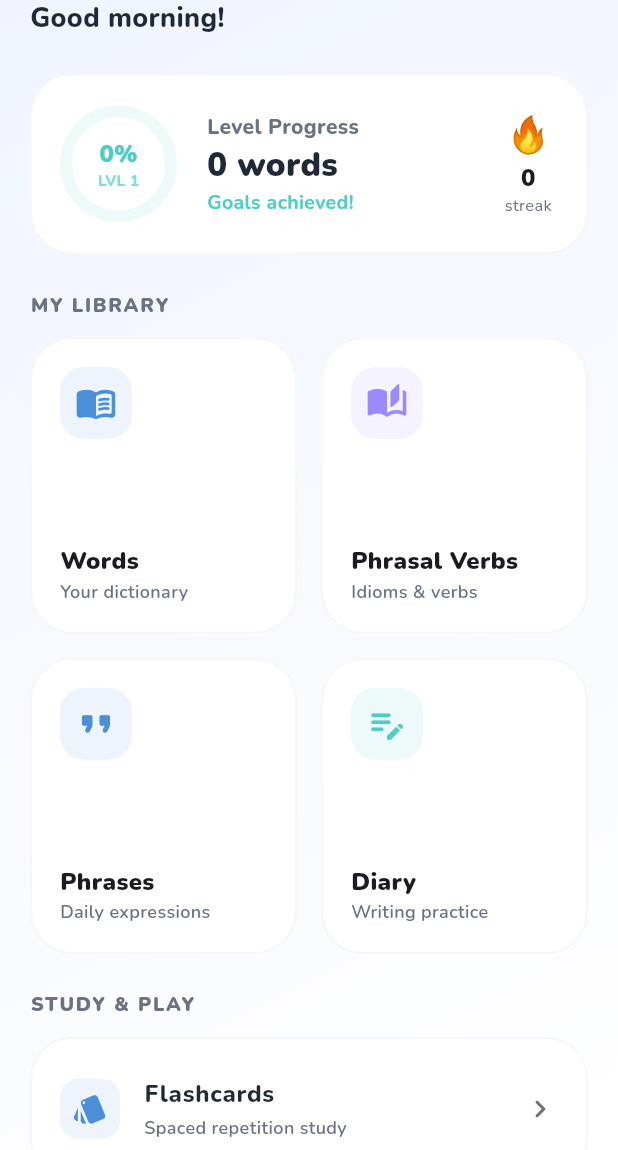
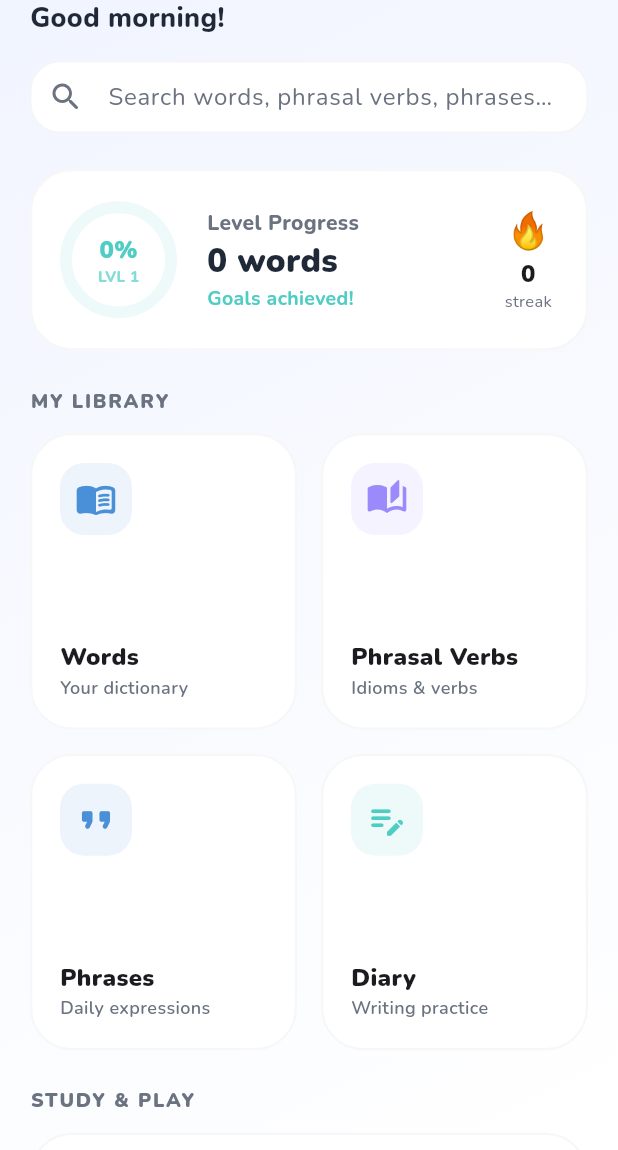
Before and after one commit to jrochaandrade/dailyEnglish, a Flutter app: the screen it shows after launch, on a phone screen of 412 x 824 dp, the part 86-1236 px from its top. Run offline on Flutter 3.47's test engine with Material 3 defaults, Android fonts, the phone set to English and light mode, and no system bars; our stand-ins replace file_picker, flutter_riverpod, flutter_tts, go_router, google_fonts, google_sign_in and 2 more; missing offline and left inert: flame, flame_tiled, googleapis; accounts and stored records are empty.

Commit message:
feat: add search bar with debounce to HomeScreen

```diff
--- a/lib/screens/home/home_screen.dart
+++ b/lib/screens/home/home_screen.dart
@@ -9,6 +9,8 @@ import '../../models/player_stats.dart';
 import '../../core/theme/app_theme.dart';
 import '../../core/services/backup_service.dart';
 import '../../core/services/google_drive_service.dart';
+import 'dart:async';
+import '../../providers/global_search_provider.dart';
 
 enum _HomeMenuItem { categories, exportBackup, importBackup, backupToDrive, restoreFromDrive }
 
@@ -21,6 +23,23 @@ class HomeScreen extends ConsumerStatefulWidget {
 
 class _HomeScreenState extends ConsumerState<HomeScreen> {
   DateTime? _lastPressedAt;
+  final TextEditingController _searchController = TextEditingController();
+  Timer? _debounce;
+  String _searchQuery = '';
+
+  @override
+  void dispose() {
+    _debounce?.cancel();
+    _searchController.dispose();
+    super.dispose();
+  }
+
+  void _onSearchChanged(String value) {
+    _debounce?.cancel();
+    _debounce = Timer(const Duration(milliseconds: 300), () {
+      setState(() => _searchQuery = value.trim());
+    });
+  }
 
   @override
   Widget build(BuildContext context) {
@@ -147,6 +166,31 @@ class _HomeScreenState extends ConsumerState<HomeScreen> {
                     ],
                   ),
                 ],
+              ),
+              const SizedBox(height: 16),
+              TextField(
+                controller: _searchController,
+                onChanged: _onSearchChanged,
+                decoration: InputDecoration(
+                  hintText: 'Search words, phrasal verbs, phrases…',
+                  prefixIcon: const Icon(Icons.search_rounded),
+                  suffixIcon: _searchQuery.isNotEmpty
+                      ? IconButton(
+                          icon: const Icon(Icons.close_rounded),
+                          onPressed: () {
+                            _searchController.clear();
+                            setState(() => _searchQuery = '');
+                          },
+                        )
+                      : null,
+                  filled: true,
+                  fillColor: Theme.of(context).colorScheme.surfaceContainerHighest,
+                  border: OutlineInputBorder(
+                    borderRadius: BorderRadius.circular(16),
+                    borderSide: BorderSide.none,
+                  ),
+                  contentPadding: const EdgeInsets.symmetric(vertical: 0, horizontal: 16),
+                ),
               ),
               const SizedBox(height: 24),
               _StatsCard(wordCount: wordCount, stats: stats),
```
